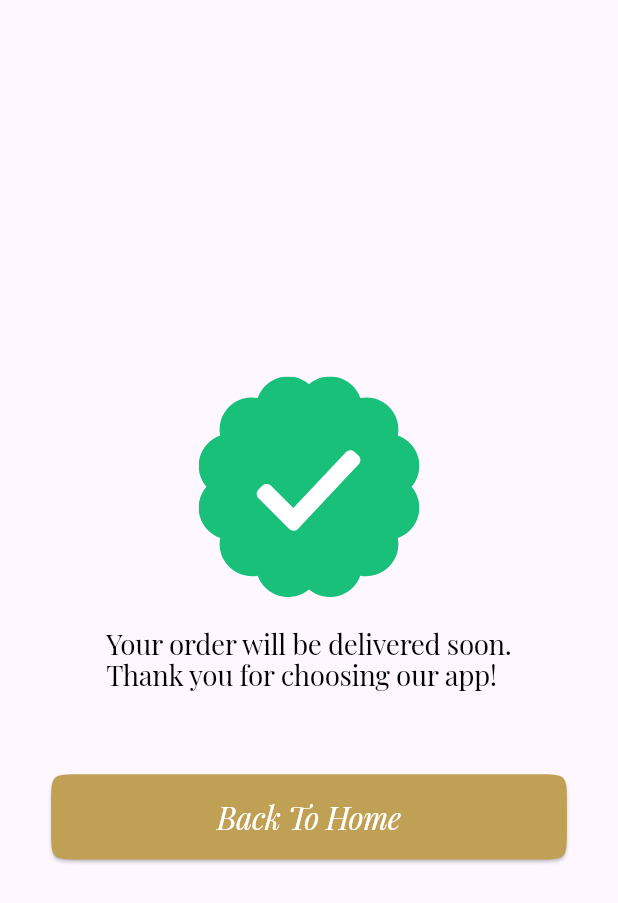
After one commit to MahmoudNasser00/bookia, a Flutter app: the SuccessCheckoutPage screen opened by its route, on a phone screen of 412 x 824 dp. The commit adds this screen. Shown: the top 903 px of the screen. Run offline on Flutter 3.47's test engine with Material 3 defaults, Android fonts, the phone set to English and light mode, and no system bars; our stand-ins replace animated_custom_dropdown, carousel_slider, dio, easy_localization, flutter_bloc, flutter_image_compress and 8 more; accounts and stored records are empty; network calls fail.

Commit message:
new commit

```diff
--- a/assets/translations/ar.json
+++ b/assets/translations/ar.json
@@ -78,6 +78,8 @@
   "No_items_in_cart": "سلة التسوق الخاصة بك فارغة",
   "FAQ": "التعليمات",
   "Place_Your_Order": "ضع طلبك",
-  "No_Orders_Yet": "لا توجد طلبات حتى الآن"
+  "No_Orders_Yet": "لا توجد طلبات حتى الآن",
+  "Your_order_will_be_delivered_soon_Thank_you_for_choosing_our_app": "سيتم توصيل طلبك قريبًا.\n شكرًا لاختيارك تطبيقنا!"
+
 
 }
--- a/assets/translations/en.json
+++ b/assets/translations/en.json
@@ -81,7 +81,8 @@
   "No_items_in_cart": "Your cart is empty",
   "FAQ": "FAQ",
   "Place_Your_Order": "Place Your Order",
-  "No_Orders_Yet": "No Orders Yet"
+  "No_Orders_Yet": "No Orders Yet",
+  "Your_order_will_be_delivered_soon_Thank_you_for_choosing_our_app": "Your order will be delivered soon.\nThank you for choosing our app!"
 
 
 }
--- a/lib/core/app_routes/app_routes_name.dart
+++ b/lib/core/app_routes/app_routes_name.dart
@@ -15,4 +15,5 @@ sealed class AppRoutes {
   static const String checkout = '/checkout';
   static const String passwordChange = '/password-change';
   static const String myOrder = '/my_order';
+  static const String successCheckout = '/success_checkout';
 }
--- a/lib/core/app_routes/route_generator.dart
+++ b/lib/core/app_routes/route_generator.dart
@@ -6,6 +6,7 @@ import 'package:flutter_bloc/flutter_bloc.dart';
 import '../../features/auth/logic/verify_source.dart';
 import '../../features/auth/presentation/pages/password_change_page_successful.dart';
 import '../../features/auth/presentation/pages/welcome.dart';
+import '../../features/checkout/presentation/pages/success_checkout_page.dart';
 import '../../features/home/data/home_data_source.dart';
 import '../../features/home/data/models/product_model.dart';
 import '../../features/home/logic/home_cubit.dart';
@@ -105,6 +106,10 @@ class RouteGenerator {
       case AppRoutes.checkout:
         return _route(settings, const CheckoutPage());
 
+      /// Success Checkout
+      case AppRoutes.successCheckout:
+        return _route(settings, const SuccessCheckoutPage());
+
       /// Profile
       case AppRoutes.profile:
         return _route(settings, const ProfileTab());
--- a/lib/features/checkout/presentation/pages/checkout_page.dart
+++ b/lib/features/checkout/presentation/pages/checkout_page.dart
@@ -94,11 +94,7 @@ class _CheckoutPageState extends State<CheckoutPage> {
         const SnackBar(content: Text("Order placed successfully")),
       );
 
-      Navigator.pushNamedAndRemoveUntil(
-        context,
-        AppRoutes.home,
-        (route) => false,
-      );
+      Navigator.pushNamed(context, AppRoutes.successCheckout);
     } else {
       ScaffoldMessenger.of(
         context,
--- /dev/null
+++ b/lib/features/checkout/presentation/pages/success_checkout_page.dart
@@ -0,0 +1,63 @@
+import 'package:bookia/core/generated/assets.dart';
+import 'package:bookia/core/localization/generated/locale_keys.g.dart';
+import 'package:bookia/core/widget/custom_button.dart';
+import 'package:easy_localization/easy_localization.dart';
+import 'package:flutter/material.dart';
+import 'package:flutter_screenutil/flutter_screenutil.dart';
+import 'package:flutter_svg/flutter_svg.dart';
+
+import '../../../../core/app_routes/app_routes_name.dart';
+import '../../../../core/app_themes/app_text_styles.dart';
+import '../../../../core/app_themes/colors/app_colors.dart';
+
+class SuccessCheckoutPage extends StatelessWidget {
+  const SuccessCheckoutPage({Key? key}) : super(key: key);
+
+  @override
+  Widget build(BuildContext context) {
+    return Scaffold(
+      body: Center(
+        child: Column(
+          mainAxisAlignment: .center,
+          crossAxisAlignment: .center,
+          mainAxisSize: .max,
+          spacing: 20.h,
+          children: [
+            SvgPicture.asset(
+              Assets.iconsSuccessfully,
+              height: 145.h,
+              width: 145.w,
+            ),
+            Text(
+              LocaleKeys
+                  .Your_order_will_be_delivered_soon_Thank_you_for_choosing_our_app.tr(),
+              style: AppTextStyles.playfairDisplayLarge(
+                context,
+                fontStyle: FontStyle.normal,
+                fontWeight: FontWeight.w400,
+                fontSize: 18.sp,
+                color: AppColors.black,
+              ),
+              softWrap: true,
+            ),
+            SizedBox(height: 15.h),
+            CustomButton(
+              text: LocaleKeys.back_to_home.tr(),
+              color: AppColors.primary_button_color,
+              textColor: AppColors.white,
+              width: 313.w,
+              height: 56.h,
+              onPressed: () {
+                Navigator.pushNamedAndRemoveUntil(
+                  context,
+                  AppRoutes.home,
+                  (route) => false,
+                );
+              },
+            ),
+          ],
+        ),
+      ),
+    );
+  }
+}
```
Also changed, not shown: lib/core/localization/generated/locale_keys.g.dart.
